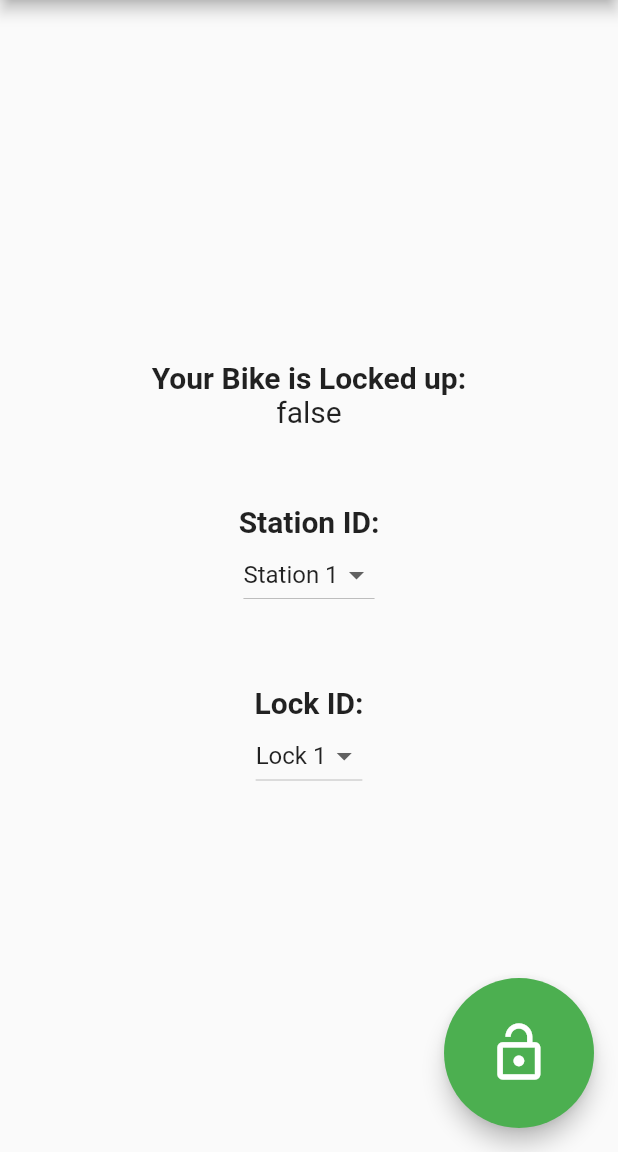
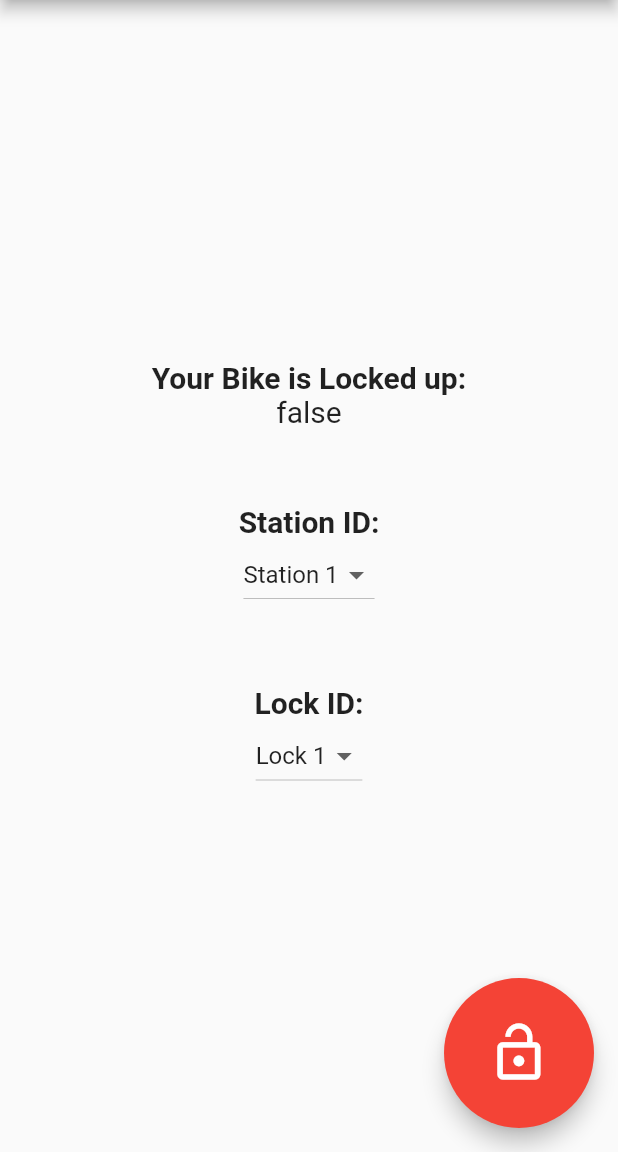
Before and after one commit to ChicoState/BikeLock, a Flutter app: the screen it shows after launch, after a tap on the "lock open" icon, on a phone screen of 412 x 824 dp, the part 84-1236 px from its top. Run offline on Flutter 3.47's test engine with Material 2 defaults, Android fonts, the phone set to English and light mode, and no system bars; network calls fail.

Commit message:
added functional backing to dropdown menus

```diff
--- a/Mobile/lib/HTTPHelper.dart
+++ b/Mobile/lib/HTTPHelper.dart
@@ -1,9 +1,11 @@
+import 'dart:io';
+
 import 'package:http/http.dart' as http;
 import 'dart:developer' as developer;
 import 'dart:convert';
 
 //This is the API String I found on the github to interface with the server
-final String STATION_API_CALL = "/api/stations/";
+final String STATION_API_CALL = "/api/lock/";
 
 //This is used as the URL Essentially ex: http://0.0.0.0:8000
 final String DOMAIN = "http://rackServer:8000";
@@ -41,7 +43,8 @@ class HTTPHelper {
 
     developer.log("POST CALLED... PRINTING FRAME:");
     developer.log(frame);
-    http.post(domain, body: frame);
+
+    http.post(DOMAIN + STATION_API_CALL, body: frame);
   }
 
   //TODO Agree upon a format for responses so I know how to parse
@@ -49,29 +52,36 @@ class HTTPHelper {
   //Http Get request
   // ---- Pass in TRUE in order to actually test get call locally, it will use the DOMAIN and STATION_API_CALL at the top
   // ---- Pass in false to test network connection and see what a working get request looks like
-  get(bool test) async {
+  Future<http.Response> get(bool test) async {
     developer.log("GET CALLED");
-
+    var frame = {
+      'uuid': this.UUID,
+      'lock_id': this.lock_ID.toString(),
+      'state': this.state.toString(),
+    };
     if (test == true) {
       String HttpString = DOMAIN + STATION_API_CALL;
       developer.log("GET STRING: " + HttpString);
 
-      final response = await http.get(HttpString);
+
+      final uri = Uri.http('rackServer:8000', '/api/lock/', frame);
+      final headers = {HttpHeaders.contentTypeHeader: 'application/json'};
+      final http.Response response = await http.get(uri, headers: headers);
+
+
       developer.log("HTTP STATUS CODE: " + response.statusCode.toString());
 
-      String responseString = json.decode(response.body).toString();
-      developer.log(responseString);
+      developer.log('response: ' + response.body.toString());
+      return response;
     }
 
     //EXAMPLE OF WORKING GET RESPONSE
     else {
-      final sampleresponse =
-          await http.get('https://jsonplaceholder.typicode.com/albums/1');
-      developer
-          .log("HTTP STATUS CODE: " + sampleresponse.statusCode.toString());
+      final response = await http.get('https://jsonplaceholder.typicode.com/albums/1');
+      developer.log("HTTP STATUS CODE: " + response.statusCode.toString());
 
-      String sampleString = json.decode(sampleresponse.body).toString();
-      developer.log(sampleString);
+      developer.log('response: ' + response.body.toString());
+      return response;
     }
   }
 }
--- a/Mobile/lib/main.dart
+++ b/Mobile/lib/main.dart
@@ -1,3 +1,6 @@
+import 'dart:convert';
+import 'dart:developer' as developer;
+
 import 'package:flutter/material.dart';
 import 'HTTPHelper.dart';
 
@@ -39,27 +42,47 @@ class _MyHomePageState extends State<MyHomePage> {
   var _AvailableLocks = ['Lock 1', 'Lock 2'];
   var _currentLock = 'Lock 1';
 
-  void lock_and_unlock() {
+  String get_cur_uuid() {
+    if (_currentStation == 'Station 1') {
+        return "b80e7c2a-91d1-4718-a1f3-2e2c7d260646";
+    }
+    else if (_currentStation == 'Station 2') {
+      return "095a6367-0fc7-4a91-995f-a7268c6e76cf";
+    }
+    return "UNKOWN-LOCK";
+  }
+
+  int get_cur_lock() {
+    developer.log(_currentLock);
+    if (_currentLock == 'Lock 1') {
+      return 0;
+    }
+    else if (_currentLock == 'Lock 2') {
+      return 1;
+    }
+    return -1;
+  }
+
+  Future<bool> get_lock_state() async{
+    var HTTP = HTTPHelper(get_cur_uuid(), get_cur_lock(),0);
+    final response = await HTTP.get(true);
+    Map<String, dynamic> result = json.decode(response.body);
+    return result['state']==1;
+  }
+
+  set_lock_state(bool state) async {
+    var HTTP = HTTPHelper(get_cur_uuid(), get_cur_lock(),state?1:0);
+    final response = await HTTP.post();
+  }
+
+  lock_and_unlock() async{
     //TODO Create drop down menu with list of the locks, hardcode for now
-    //Variables for interacting with the locks, set them as you need to
-    String UUID = "UUID Placeholder";
-    int lock_ID = 00000;
-    int state = 00000;
 
-    //Creating HTTP Object
-    var HTTP = HTTPHelper(UUID, lock_ID, state);
-
-    //Attempting to post, this will fail until the DOMAIN string inside of it is set to real value
-    HTTP.post();
-
-    //This is doing a get request to a working endpoint online
-    HTTP.get(false);
-
-    //This will attempt to use the variables stored inside HTTP to do an actual get request from the server
-    HTTP.get(true);
+    var state = await get_lock_state();
+    set_lock_state(!state);
 
     setState(() {
-      if (_counter == "false") {
+      if (!state) {
         //TODO handle async issue so that I can print portion of json
         _counter = "true";
       } else {
@@ -149,7 +172,7 @@ class _MyHomePageState extends State<MyHomePage> {
             child:
                 (_counter == "true") ? Icon(Icons.lock) : Icon(Icons.lock_open),
             //Alternating Icon Color
-            backgroundColor: (_counter == "true") ? Colors.red : Colors.green,
+            backgroundColor: (_counter == "true") ? Colors.green : Colors.red,
             splashColor: Colors.amber,
           ),
         ),
```
